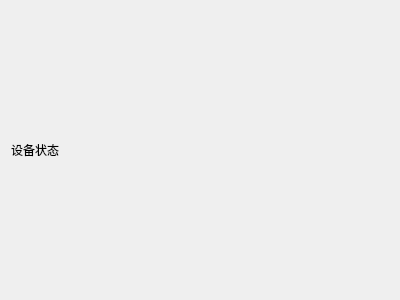
This is DeviceStatus/devicestatus.ui in Hccccc1/MOH_viewer as Qt 5 draws it before an edit. The edited form follows.
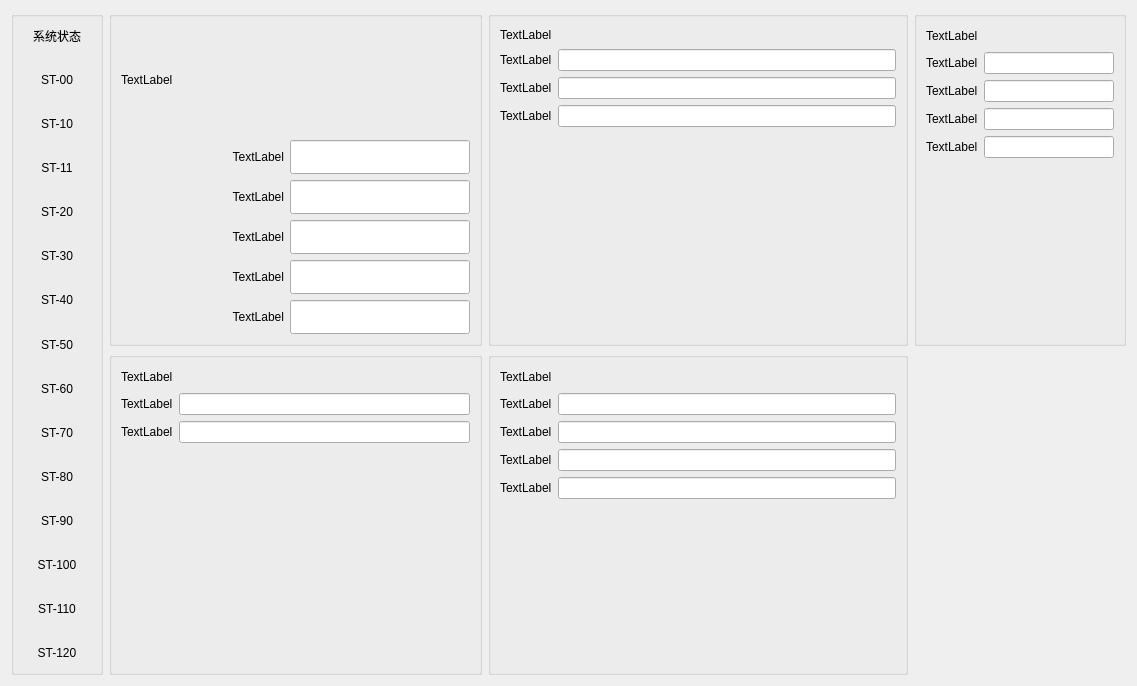
This is the edited form.

Commit message: 4-14 添加Modbus读写与设备状态界面

```diff
--- a/DeviceStatus/devicestatus.ui
+++ b/DeviceStatus/devicestatus.ui
@@ -6,19 +6,718 @@
    <rect>
     <x>0</x>
     <y>0</y>
-    <width>400</width>
-    <height>300</height>
+    <width>1137</width>
+    <height>682</height>
    </rect>
   </property>
   <property name="windowTitle">
    <string>Form</string>
   </property>
-  <layout class="QGridLayout" name="gridLayout">
-   <item row="0" column="0">
-    <widget class="QLabel" name="label">
-     <property name="text">
-      <string>设备状态</string>
+  <layout class="QGridLayout" name="gridLayout_7">
+   <item row="0" column="3">
+    <widget class="QGroupBox" name="groupBox_6">
+     <property name="title">
+      <string/>
      </property>
+     <layout class="QGridLayout" name="gridLayout_6">
+      <item row="4" column="1">
+       <widget class="QLineEdit" name="lineEdit_18"/>
+      </item>
+      <item row="1" column="1">
+       <widget class="QLineEdit" name="lineEdit_21"/>
+      </item>
+      <item row="1" column="0">
+       <widget class="QLabel" name="label_22">
+        <property name="text">
+         <string>TextLabel</string>
+        </property>
+       </widget>
+      </item>
+      <item row="4" column="0">
+       <widget class="QLabel" name="label_23">
+        <property name="text">
+         <string>TextLabel</string>
+        </property>
+       </widget>
+      </item>
+      <item row="2" column="0">
+       <widget class="QLabel" name="label_25">
+        <property name="text">
+         <string>TextLabel</string>
+        </property>
+       </widget>
+      </item>
+      <item row="2" column="1">
+       <widget class="QLineEdit" name="lineEdit_22"/>
+      </item>
+      <item row="3" column="1">
+       <widget class="QLineEdit" name="lineEdit_19"/>
+      </item>
+      <item row="3" column="0">
+       <widget class="QLabel" name="label_26">
+        <property name="text">
+         <string>TextLabel</string>
+        </property>
+       </widget>
+      </item>
+      <item row="0" column="0">
+       <widget class="QLabel" name="label_27">
+        <property name="text">
+         <string>TextLabel</string>
+        </property>
+       </widget>
+      </item>
+      <item row="0" column="1">
+       <spacer name="horizontalSpacer_5">
+        <property name="orientation">
+         <enum>Qt::Horizontal</enum>
+        </property>
+        <property name="sizeHint" stdset="0">
+         <size>
+          <width>40</width>
+          <height>20</height>
+         </size>
+        </property>
+       </spacer>
+      </item>
+      <item row="5" column="1">
+       <spacer name="verticalSpacer_4">
+        <property name="orientation">
+         <enum>Qt::Vertical</enum>
+        </property>
+        <property name="sizeHint" stdset="0">
+         <size>
+          <width>20</width>
+          <height>40</height>
+         </size>
+        </property>
+       </spacer>
+      </item>
+     </layout>
+    </widget>
+   </item>
+   <item row="1" column="2">
+    <widget class="QGroupBox" name="groupBox_5">
+     <property name="title">
+      <string/>
+     </property>
+     <layout class="QGridLayout" name="gridLayout_5">
+      <item row="3" column="0">
+       <widget class="QLabel" name="label_20">
+        <property name="text">
+         <string>TextLabel</string>
+        </property>
+       </widget>
+      </item>
+      <item row="1" column="0">
+       <widget class="QLabel" name="label_16">
+        <property name="text">
+         <string>TextLabel</string>
+        </property>
+       </widget>
+      </item>
+      <item row="4" column="0">
+       <widget class="QLabel" name="label_17">
+        <property name="text">
+         <string>TextLabel</string>
+        </property>
+       </widget>
+      </item>
+      <item row="4" column="1">
+       <widget class="QLineEdit" name="lineEdit_13"/>
+      </item>
+      <item row="3" column="1">
+       <widget class="QLineEdit" name="lineEdit_14"/>
+      </item>
+      <item row="1" column="1">
+       <widget class="QLineEdit" name="lineEdit_16"/>
+      </item>
+      <item row="2" column="1">
+       <widget class="QLineEdit" name="lineEdit_17"/>
+      </item>
+      <item row="2" column="0">
+       <widget class="QLabel" name="label_19">
+        <property name="text">
+         <string>TextLabel</string>
+        </property>
+       </widget>
+      </item>
+      <item row="0" column="0">
+       <widget class="QLabel" name="label_21">
+        <property name="text">
+         <string>TextLabel</string>
+        </property>
+       </widget>
+      </item>
+      <item row="0" column="1">
+       <spacer name="horizontalSpacer_4">
+        <property name="orientation">
+         <enum>Qt::Horizontal</enum>
+        </property>
+        <property name="sizeHint" stdset="0">
+         <size>
+          <width>40</width>
+          <height>20</height>
+         </size>
+        </property>
+       </spacer>
+      </item>
+      <item row="5" column="1">
+       <spacer name="verticalSpacer_2">
+        <property name="orientation">
+         <enum>Qt::Vertical</enum>
+        </property>
+        <property name="sizeHint" stdset="0">
+         <size>
+          <width>20</width>
+          <height>40</height>
+         </size>
+        </property>
+       </spacer>
+      </item>
+     </layout>
+    </widget>
+   </item>
+   <item row="0" column="0" rowspan="2">
+    <widget class="QGroupBox" name="groupBox">
+     <property name="minimumSize">
+      <size>
+       <width>92</width>
+       <height>664</height>
+      </size>
+     </property>
+     <property name="title">
+      <string/>
+     </property>
+     <property name="alignment">
+      <set>Qt::AlignCenter</set>
+     </property>
+     <layout class="QGridLayout" name="gridLayout">
+      <property name="leftMargin">
+       <number>0</number>
+      </property>
+      <property name="topMargin">
+       <number>0</number>
+      </property>
+      <property name="rightMargin">
+       <number>0</number>
+      </property>
+      <property name="bottomMargin">
+       <number>0</number>
+      </property>
+      <item row="0" column="1">
+       <layout class="QVBoxLayout" name="verticalLayout">
+        <item>
+         <widget class="QLabel" name="sysStatus_label">
+          <property name="text">
+           <string>系统状态</string>
+          </property>
+          <property name="alignment">
+           <set>Qt::AlignCenter</set>
+          </property>
+         </widget>
+        </item>
+        <item>
+         <widget class="QLabel" name="ST_00_label">
+          <property name="text">
+           <string>ST-00</string>
+          </property>
+          <property name="alignment">
+           <set>Qt::AlignCenter</set>
+          </property>
+         </widget>
+        </item>
+        <item>
+         <widget class="QLabel" name="ST_10_label">
+          <property name="text">
+           <string>ST-10</string>
+          </property>
+          <property name="alignment">
+           <set>Qt::AlignCenter</set>
+          </property>
+         </widget>
+        </item>
+        <item>
+         <widget class="QLabel" name="ST_11_label">
+          <property name="text">
+           <string>ST-11</string>
+          </property>
+          <property name="alignment">
+           <set>Qt::AlignCenter</set>
+          </property>
+         </widget>
+        </item>
+        <item>
+         <widget class="QLabel" name="ST_20_label">
+          <property name="text">
+           <string>ST-20</string>
+          </property>
+          <property name="alignment">
+           <set>Qt::AlignCenter</set>
+          </property>
+         </widget>
+        </item>
+        <item>
+         <widget class="QLabel" name="ST_30_label">
+          <property name="text">
+           <string>ST-30</string>
+          </property>
+          <property name="alignment">
+           <set>Qt::AlignCenter</set>
+          </property>
+         </widget>
+        </item>
+        <item>
+         <widget class="QLabel" name="ST_40_label">
+          <property name="text">
+           <string>ST-40</string>
+          </property>
+          <property name="alignment">
+           <set>Qt::AlignCenter</set>
+          </property>
+         </widget>
+        </item>
+        <item>
+         <widget class="QLabel" name="ST_50_label">
+          <property name="text">
+           <string>ST-50</string>
+          </property>
+          <property name="alignment">
+           <set>Qt::AlignCenter</set>
+          </property>
+         </widget>
+        </item>
+        <item>
+         <widget class="QLabel" name="ST_60_label">
+          <property name="text">
+           <string>ST-60</string>
+          </property>
+          <property name="alignment">
+           <set>Qt::AlignCenter</set>
+          </property>
+         </widget>
+        </item>
+        <item>
+         <widget class="QLabel" name="ST_70_label">
+          <property name="text">
+           <string>ST-70</string>
+          </property>
+          <property name="alignment">
+           <set>Qt::AlignCenter</set>
+          </property>
+         </widget>
+        </item>
+        <item>
+         <widget class="QLabel" name="ST_80_label">
+          <property name="text">
+           <string>ST-80</string>
+          </property>
+          <property name="alignment">
+           <set>Qt::AlignCenter</set>
+          </property>
+         </widget>
+        </item>
+        <item>
+         <widget class="QLabel" name="ST_90_label">
+          <property name="text">
+           <string>ST-90</string>
+          </property>
+          <property name="alignment">
+           <set>Qt::AlignCenter</set>
+          </property>
+         </widget>
+        </item>
+        <item>
+         <widget class="QLabel" name="ST_100_label">
+          <property name="text">
+           <string>ST-100</string>
+          </property>
+          <property name="alignment">
+           <set>Qt::AlignCenter</set>
+          </property>
+         </widget>
+        </item>
+        <item>
+         <widget class="QLabel" name="ST_110_label">
+          <property name="text">
+           <string>ST-110</string>
+          </property>
+          <property name="alignment">
+           <set>Qt::AlignCenter</set>
+          </property>
+         </widget>
+        </item>
+        <item>
+         <widget class="QLabel" name="ST_120_label">
+          <property name="text">
+           <string>ST-120</string>
+          </property>
+          <property name="alignment">
+           <set>Qt::AlignCenter</set>
+          </property>
+         </widget>
+        </item>
+       </layout>
+      </item>
+     </layout>
+    </widget>
+   </item>
+   <item row="0" column="1">
+    <widget class="QGroupBox" name="groupBox_2">
+     <property name="minimumSize">
+      <size>
+       <width>373</width>
+       <height>335</height>
+      </size>
+     </property>
+     <property name="maximumSize">
+      <size>
+       <width>373</width>
+       <height>335</height>
+      </size>
+     </property>
+     <property name="title">
+      <string/>
+     </property>
+     <property name="alignment">
+      <set>Qt::AlignCenter</set>
+     </property>
+     <layout class="QGridLayout" name="gridLayout_2">
+      <item row="0" column="0">
+       <widget class="QLabel" name="label_6">
+        <property name="text">
+         <string>TextLabel</string>
+        </property>
+       </widget>
+      </item>
+      <item row="0" column="1">
+       <spacer name="horizontalSpacer">
+        <property name="orientation">
+         <enum>Qt::Horizontal</enum>
+        </property>
+        <property name="sizeHint" stdset="0">
+         <size>
+          <width>40</width>
+          <height>20</height>
+         </size>
+        </property>
+       </spacer>
+      </item>
+      <item row="1" column="0" colspan="2">
+       <layout class="QHBoxLayout" name="horizontalLayout">
+        <item>
+         <widget class="QLabel" name="label">
+          <property name="text">
+           <string>TextLabel</string>
+          </property>
+          <property name="alignment">
+           <set>Qt::AlignRight|Qt::AlignTrailing|Qt::AlignVCenter</set>
+          </property>
+         </widget>
+        </item>
+        <item>
+         <widget class="QLineEdit" name="lineEdit">
+          <property name="minimumSize">
+           <size>
+            <width>180</width>
+            <height>34</height>
+           </size>
+          </property>
+          <property name="maximumSize">
+           <size>
+            <width>180</width>
+            <height>34</height>
+           </size>
+          </property>
+         </widget>
+        </item>
+       </layout>
+      </item>
+      <item row="2" column="0" colspan="2">
+       <layout class="QHBoxLayout" name="horizontalLayout_2">
+        <item>
+         <widget class="QLabel" name="label_2">
+          <property name="text">
+           <string>TextLabel</string>
+          </property>
+          <property name="alignment">
+           <set>Qt::AlignRight|Qt::AlignTrailing|Qt::AlignVCenter</set>
+          </property>
+         </widget>
+        </item>
+        <item>
+         <widget class="QLineEdit" name="lineEdit_5">
+          <property name="sizePolicy">
+           <sizepolicy hsizetype="Expanding" vsizetype="Fixed">
+            <horstretch>0</horstretch>
+            <verstretch>0</verstretch>
+           </sizepolicy>
+          </property>
+          <property name="minimumSize">
+           <size>
+            <width>180</width>
+            <height>34</height>
+           </size>
+          </property>
+          <property name="maximumSize">
+           <size>
+            <width>180</width>
+            <height>34</height>
+           </size>
+          </property>
+         </widget>
+        </item>
+       </layout>
+      </item>
+      <item row="3" column="0" colspan="2">
+       <layout class="QHBoxLayout" name="horizontalLayout_3">
+        <item>
+         <widget class="QLabel" name="label_5">
+          <property name="text">
+           <string>TextLabel</string>
+          </property>
+          <property name="alignment">
+           <set>Qt::AlignRight|Qt::AlignTrailing|Qt::AlignVCenter</set>
+          </property>
+         </widget>
+        </item>
+        <item>
+         <widget class="QLineEdit" name="lineEdit_2">
+          <property name="sizePolicy">
+           <sizepolicy hsizetype="Expanding" vsizetype="Fixed">
+            <horstretch>0</horstretch>
+            <verstretch>0</verstretch>
+           </sizepolicy>
+          </property>
+          <property name="minimumSize">
+           <size>
+            <width>180</width>
+            <height>34</height>
+           </size>
+          </property>
+          <property name="maximumSize">
+           <size>
+            <width>180</width>
+            <height>34</height>
+           </size>
+          </property>
+         </widget>
+        </item>
+       </layout>
+      </item>
+      <item row="4" column="0" colspan="2">
+       <layout class="QHBoxLayout" name="horizontalLayout_4">
+        <item>
+         <widget class="QLabel" name="label_3">
+          <property name="text">
+           <string>TextLabel</string>
+          </property>
+          <property name="alignment">
+           <set>Qt::AlignRight|Qt::AlignTrailing|Qt::AlignVCenter</set>
+          </property>
+         </widget>
+        </item>
+        <item>
+         <widget class="QLineEdit" name="lineEdit_3">
+          <property name="minimumSize">
+           <size>
+            <width>180</width>
+            <height>34</height>
+           </size>
+          </property>
+          <property name="maximumSize">
+           <size>
+            <width>180</width>
+            <height>34</height>
+           </size>
+          </property>
+         </widget>
+        </item>
+       </layout>
+      </item>
+      <item row="5" column="0" colspan="2">
+       <layout class="QHBoxLayout" name="horizontalLayout_5">
+        <item>
+         <widget class="QLabel" name="label_4">
+          <property name="text">
+           <string>TextLabel</string>
+          </property>
+          <property name="alignment">
+           <set>Qt::AlignRight|Qt::AlignTrailing|Qt::AlignVCenter</set>
+          </property>
+         </widget>
+        </item>
+        <item>
+         <widget class="QLineEdit" name="lineEdit_4">
+          <property name="minimumSize">
+           <size>
+            <width>180</width>
+            <height>34</height>
+           </size>
+          </property>
+          <property name="maximumSize">
+           <size>
+            <width>180</width>
+            <height>34</height>
+           </size>
+          </property>
+         </widget>
+        </item>
+       </layout>
+      </item>
+     </layout>
+    </widget>
+   </item>
+   <item row="1" column="1">
+    <widget class="QGroupBox" name="groupBox_3">
+     <property name="title">
+      <string/>
+     </property>
+     <layout class="QGridLayout" name="gridLayout_3">
+      <item row="2" column="0">
+       <widget class="QLabel" name="label_10">
+        <property name="text">
+         <string>TextLabel</string>
+        </property>
+       </widget>
+      </item>
+      <item row="0" column="1">
+       <spacer name="horizontalSpacer_2">
+        <property name="orientation">
+         <enum>Qt::Horizontal</enum>
+        </property>
+        <property name="sizeHint" stdset="0">
+         <size>
+          <width>40</width>
+          <height>20</height>
+         </size>
+        </property>
+       </spacer>
+      </item>
+      <item row="0" column="0">
+       <widget class="QLabel" name="label_12">
+        <property name="text">
+         <string>TextLabel</string>
+        </property>
+       </widget>
+      </item>
+      <item row="1" column="0">
+       <widget class="QLabel" name="label_7">
+        <property name="text">
+         <string>TextLabel</string>
+        </property>
+       </widget>
+      </item>
+      <item row="1" column="1">
+       <widget class="QLineEdit" name="lineEdit_9"/>
+      </item>
+      <item row="2" column="1">
+       <widget class="QLineEdit" name="lineEdit_10"/>
+      </item>
+      <item row="3" column="1">
+       <spacer name="verticalSpacer">
+        <property name="orientation">
+         <enum>Qt::Vertical</enum>
+        </property>
+        <property name="sizeHint" stdset="0">
+         <size>
+          <width>20</width>
+          <height>40</height>
+         </size>
+        </property>
+       </spacer>
+      </item>
+     </layout>
+    </widget>
+   </item>
+   <item row="0" column="2">
+    <widget class="QGroupBox" name="groupBox_4">
+     <property name="minimumSize">
+      <size>
+       <width>420</width>
+       <height>335</height>
+      </size>
+     </property>
+     <property name="title">
+      <string/>
+     </property>
+     <layout class="QGridLayout" name="gridLayout_4">
+      <item row="0" column="0">
+       <widget class="QLabel" name="label_15">
+        <property name="text">
+         <string>TextLabel</string>
+        </property>
+       </widget>
+      </item>
+      <item row="0" column="1">
+       <spacer name="horizontalSpacer_3">
+        <property name="orientation">
+         <enum>Qt::Horizontal</enum>
+        </property>
+        <property name="sizeHint" stdset="0">
+         <size>
+          <width>337</width>
+          <height>17</height>
+         </size>
+        </property>
+       </spacer>
+      </item>
+      <item row="1" column="0" colspan="2">
+       <layout class="QHBoxLayout" name="horizontalLayout_6">
+        <item>
+         <widget class="QLabel" name="label_8">
+          <property name="text">
+           <string>TextLabel</string>
+          </property>
+         </widget>
+        </item>
+        <item>
+         <widget class="QLineEdit" name="lineEdit_11"/>
+        </item>
+       </layout>
+      </item>
+      <item row="2" column="0" colspan="2">
+       <layout class="QHBoxLayout" name="horizontalLayout_7">
+        <item>
+         <widget class="QLabel" name="label_13">
+          <property name="text">
+           <string>TextLabel</string>
+          </property>
+         </widget>
+        </item>
+        <item>
+         <widget class="QLineEdit" name="lineEdit_12"/>
+        </item>
+       </layout>
+      </item>
+      <item row="3" column="0" colspan="2">
+       <layout class="QHBoxLayout" name="horizontalLayout_8">
+        <item>
+         <widget class="QLabel" name="label_14">
+          <property name="text">
+           <string>TextLabel</string>
+          </property>
+         </widget>
+        </item>
+        <item>
+         <widget class="QLineEdit" name="lineEdit_7"/>
+        </item>
+       </layout>
+      </item>
+      <item row="4" column="1">
+       <spacer name="verticalSpacer_3">
+        <property name="orientation">
+         <enum>Qt::Vertical</enum>
+        </property>
+        <property name="sizeHint" stdset="0">
+         <size>
+          <width>20</width>
+          <height>40</height>
+         </size>
+        </property>
+       </spacer>
+      </item>
+     </layout>
     </widget>
    </item>
   </layout>
```
The commit also changes 10 other files.
